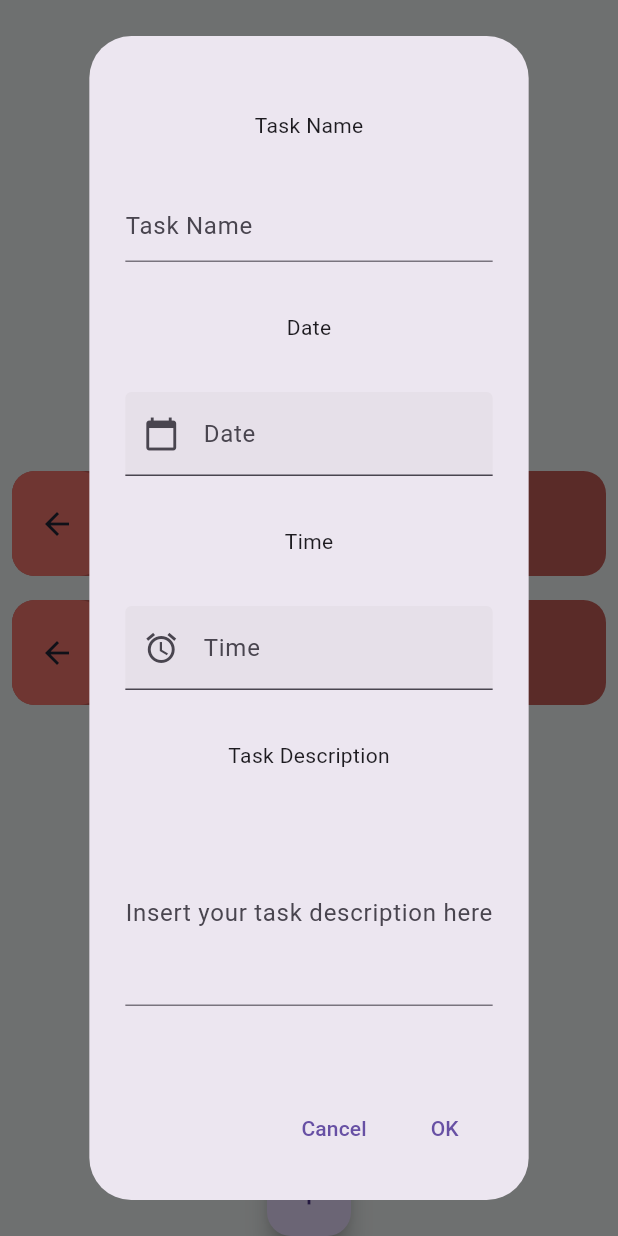
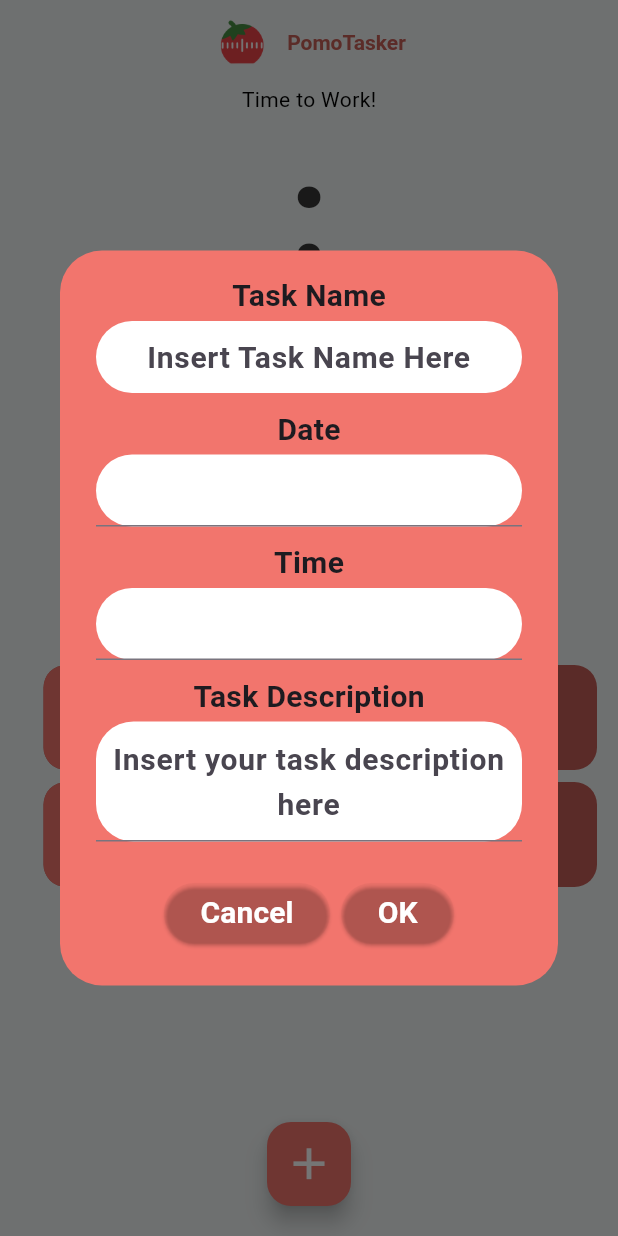
Before and after one commit to nigelhaim/PomoTasker, a Flutter app: the screen it shows after launch, after a tap on the "add" icon, on a phone screen of 412 x 824 dp. Run offline on Flutter 3.47's test engine with Material 3 defaults, Android fonts, the phone set to English and light mode, and no system bars; drawn by our look-alikes of flutter_slidable; our stand-ins replace google_fonts, hive_flutter; missing offline and left inert: custom_timer; accounts and stored records are empty; Roboto replaces fonts that are missing (Ubuntu, UbuntuMono).

Commit message:
complete front & back end

```diff
--- a/pomotasker/lib/GetStarted.dart
+++ b/pomotasker/lib/GetStarted.dart
@@ -1,4 +1,5 @@
 import 'package:flutter/material.dart';
+import 'package:google_fonts/google_fonts.dart';
 
 
 class GetStarted extends StatelessWidget {
@@ -41,24 +42,26 @@ class GetStarted extends StatelessWidget {
                       "Welcome to PomoTasker",
                       textAlign: TextAlign.start,
                       overflow: TextOverflow.clip,
-                      style: TextStyle(
+                      style: GoogleFonts.ubuntuMono(
                         fontWeight: FontWeight.w600,
                         fontStyle: FontStyle.normal,
                         fontSize: 18,
-                        color: Color(0xff000000),
+                        color: Color(0xff000000), // Adjust the color as needed
                       ),
                     ),
+
                     Text(
                       "Your Ultimate Productivity Companion!",
                       textAlign: TextAlign.start,
                       overflow: TextOverflow.clip,
-                      style: TextStyle(
+                      style: GoogleFonts.ubuntuMono(
                         fontWeight: FontWeight.w400,
                         fontStyle: FontStyle.italic,
                         fontSize: 9,
-                        color: Color(0xff000000),
+                        color: Color(0xff000000), // Adjust the color as needed
                       ),
                     ),
+
                   ],
                 ),
               ),
@@ -97,11 +100,11 @@ class GetStarted extends StatelessWidget {
                         "Boost your productivity with our sleek Pomodoro timer! Customize your work sessions to fit your unique workflow. Whether you prefer shorter bursts of focus or longer deep work sessions, PomoTasker adapts to your needs.",
                         textAlign: TextAlign.justify,
                         overflow: TextOverflow.clip,
-                        style: TextStyle(
+                        style: GoogleFonts.montserrat(
                           fontWeight: FontWeight.w400,
                           fontStyle: FontStyle.normal,
                           fontSize: 12,
-                          color: Color(0xff000000),
+                          color: Color(0xff000000), // Adjust the color as needed
                         ),
                       ),
                     ),
@@ -118,11 +121,11 @@ class GetStarted extends StatelessWidget {
                         "Effortlessly manage your tasks with our intuitive to-do list feature. Add, and organize your tasks seamlessly. PomoTasker helps you stay on top of your priorities.",
                         textAlign: TextAlign.justify,
                         overflow: TextOverflow.clip,
-                        style: TextStyle(
+                        style: GoogleFonts.montserrat(
                           fontWeight: FontWeight.w400,
                           fontStyle: FontStyle.normal,
                           fontSize: 12,
-                          color: Color(0xff000000),
+                          color: Color(0xff000000), // Adjust the color as needed
                         ),
                       ),
                     ),
--- a/pomotasker/lib/SplashScreen.dart
+++ b/pomotasker/lib/SplashScreen.dart
@@ -1,4 +1,5 @@
 import 'package:flutter/material.dart';
+import 'package:google_fonts/google_fonts.dart';
 
 class SplashScreen extends StatelessWidget {
   @override
@@ -31,11 +32,11 @@ class SplashScreen extends StatelessWidget {
                 "PomoTasker",
                 textAlign: TextAlign.center,
                 overflow: TextOverflow.clip,
-                style: TextStyle(
+                style: GoogleFonts.ubuntuMono(
                   fontWeight: FontWeight.w800,
                   fontStyle: FontStyle.normal,
                   fontSize: 30,
-                  color: Color(0xffca615a),
+                  color: Color(0xffca615a), // Adjust the color as needed
                 ),
               ),
             ),
--- a/pomotasker/lib/pomodoroscreen.dart
+++ b/pomotasker/lib/pomodoroscreen.dart
@@ -13,6 +13,7 @@ import 'package:hive_flutter/hive_flutter.dart';
 import '/data/database.dart';
 
 import 'package:pomotasker/util/task_Button.dart';
+import 'package:google_fonts/google_fonts.dart';
 
 
 
@@ -228,22 +229,23 @@ class _MyTimerState extends State<PomoTasker>
     db.updateDataBase();
   }
 
-
-
   @override
   Widget build(BuildContext context) {
     return MaterialApp(
       debugShowCheckedModeBanner: false,
       home: Scaffold(
-        backgroundColor: Color(0xfff0f4f4),
-        body: Column(
+        backgroundColor: Color(0xFFF0F4F4),
+        appBar: AppBar(
+          elevation: 0,
+          backgroundColor: Color(0xFFF0F4F4),
+          title: Column(
             mainAxisAlignment: MainAxisAlignment.start,
             crossAxisAlignment: CrossAxisAlignment.center,
             mainAxisSize: MainAxisSize.max,
             children: <Widget>[
               // Logo & app name
               Padding(
-                padding: EdgeInsets.fromLTRB(0, 35, 0, 0),
+                padding: EdgeInsets.fromLTRB(0, 0, 0, 0),
                 child: Row(
                   mainAxisAlignment: MainAxisAlignment.center,
                   crossAxisAlignment: CrossAxisAlignment.center,
@@ -263,19 +265,26 @@ class _MyTimerState extends State<PomoTasker>
                         "PomoTasker",
                         textAlign: TextAlign.start,
                         overflow: TextOverflow.clip,
-                        style: TextStyle(
+                        style: GoogleFonts.ubuntuMono(
                           fontWeight: FontWeight.w700,
                           fontStyle: FontStyle.normal,
                           fontSize: 14,
-                          color: Color(0xffc65f58),
+                          color: Color(0xFFC65F58),
                         ),
                       ),
                     ),
                   ],
                 ),
               ),
+            ],
+          ),
+        ),
 
-
+        body: Column(
+          mainAxisAlignment: MainAxisAlignment.start,
+          crossAxisAlignment: CrossAxisAlignment.center,
+          mainAxisSize: MainAxisSize.max,
+          children: [
             // Timer portion
             Expanded(
               flex: 1,
@@ -291,13 +300,15 @@ class _MyTimerState extends State<PomoTasker>
                   ),
                 ],
               ),
-
             ),
 
-            // ListView for rendering tasks
+            // Centered ListView for rendering tasks
             Expanded(
               flex: 2,
-
+              child: Align(
+                alignment: Alignment.center,
+                child: Padding(
+                  padding: EdgeInsets.fromLTRB(25, 10, 10, 10),
                   child: ListView.builder(
                     shrinkWrap: true,
                     itemCount: db.toDoList.length,
@@ -311,20 +322,29 @@ class _MyTimerState extends State<PomoTasker>
                     },
                   ),
                 ),
+              ),
+            ),
+
             // Button that generates the dialogue box
-            FloatingActionButton(
+            Padding(
+              padding: EdgeInsets.fromLTRB(0, 0, 0, 20),
+              child: FloatingActionButton(
                 onPressed: createNewTask,
-              child: Icon(Icons.add),
+                backgroundColor: Color(0xFFF2756D), // Set color to F2756D
+                child: Icon(
+                  Icons.add,
+                  size: 35, // Increase size by 2
+                  color: Colors.white, // Set color to white
                 ),
+              ),
+            ),
+
           ],
         ),
       ),
     );
   }
 }
-
-
-
 
 class timerButtons extends StatelessWidget {
   TextEditingController _workMinutes = TextEditingController();
@@ -342,8 +362,6 @@ class _MyTimerState extends State<PomoTasker>
   TimerData tb = TimerData();
   timerButtons({super.key});
   @override
-
-  //Edit Timer Modal
   Widget build(BuildContext context) {
     return FilledButton(
       style: TextButton.styleFrom(
@@ -354,12 +372,13 @@ class _MyTimerState extends State<PomoTasker>
         context: context,
         builder: (BuildContext context) => AlertDialog(
           actionsAlignment: MainAxisAlignment.center,
-          backgroundColor: Colors.redAccent,
+          backgroundColor: Color.fromRGBO(242, 117, 109, 1.0),
           title: const Center(
               child: Text(
                 'Edit Timer',
-            style: TextStyle(fontWeight: FontWeight.bold),
-          )),
+                style: TextStyle(fontWeight: FontWeight.w900),
+              )
+          ),
           content: Column(
             mainAxisSize: MainAxisSize.min,
             crossAxisAlignment: CrossAxisAlignment.center,
@@ -371,7 +390,9 @@ class _MyTimerState extends State<PomoTasker>
                   fontSize: 24,
                 ),
               ),
-              Container(
+              Padding(
+                padding: EdgeInsets.fromLTRB(0, 0, 0, 10),
+                child: Container(
                   decoration: BoxDecoration(
                     borderRadius: BorderRadius.circular(25),
                     color: Colors.white,
@@ -413,6 +434,7 @@ class _MyTimerState extends State<PomoTasker>
                     ],
                   ),
                 ),
+              ),
               const Text(
                 "Short Break",
                 style: TextStyle(
@@ -420,7 +442,10 @@ class _MyTimerState extends State<PomoTasker>
                   fontSize: 24,
                 ),
               ),
-              Container(
+
+              Padding(
+                padding: EdgeInsets.fromLTRB(0, 0, 0, 10),
+                child: Container(
                   decoration: BoxDecoration(
                     borderRadius: BorderRadius.circular(25),
                     color: Colors.white,
@@ -462,6 +487,9 @@ class _MyTimerState extends State<PomoTasker>
                     ],
                   ),
                 ),
+              ),
+
+
               const Text(
                 "Long Break",
                 style: TextStyle(
@@ -469,6 +497,7 @@ class _MyTimerState extends State<PomoTasker>
                   fontSize: 24,
                 ),
               ),
+
               Container(
                 decoration: BoxDecoration(
                   borderRadius: BorderRadius.circular(25),
@@ -515,6 +544,7 @@ class _MyTimerState extends State<PomoTasker>
               ),
             ],
           ),
+
           actions: <Widget>[
             ElevatedButton(
               style: ElevatedButton.styleFrom(
@@ -555,10 +585,22 @@ class _MyTimerState extends State<PomoTasker>
           ],
         ),
       ),
-      child: const Text('Edit Timer'),
+      child: const Text(
+        'Edit Timer',
+        style: TextStyle(
+          fontWeight: FontWeight.bold,
+          fontFamily: 'UbuntuMono',
+          fontSize: 16, // Set the font size
+          color: Color(0xFF363636),
+        ),
+      ),
+
     );
   }
 }
+
+
+
 
 /**
  * This handles the working and break times of the timer
@@ -621,9 +663,24 @@ Column BuildCustomTimer(CustomTimerController _controller) {
         builder: (state, remaining) {
           return Column(
             children: [
-              Text(timerType),
-              Text("${remaining.minutes}:${remaining.seconds}",
-                  style: const TextStyle(fontSize: 90)),
+            Text(
+            timerType,
+            style: GoogleFonts.ubuntu(
+              fontSize: 14,
+              fontWeight: FontWeight.normal,
+              color: Colors.black,
+              ),
+            ),
+              Text(
+                "${remaining.minutes}:${remaining.seconds}",
+                style: GoogleFonts.ubuntuMono(
+                  fontWeight: FontWeight.w700,
+                  fontStyle: FontStyle.normal,
+                  fontSize: 95,
+                  color: Color(0xFF363636),  // Change the color as needed
+                ),
+              ),
+
             ],
           );
         },
@@ -779,7 +836,14 @@ Expanded createButton(String button, CustomTimerController _controller) {
           timerButtons();
         }
       },
-      child: Text(button),
+      child: Text(
+        button,
+        style: GoogleFonts.ubuntu(
+          fontWeight: FontWeight.bold,
+          fontSize: 14,
+          color: Color(0xFF363636),
+        ),
+      ),
     ),
   );
 }
--- a/pomotasker/lib/util/dialog_box.dart
+++ b/pomotasker/lib/util/dialog_box.dart
@@ -16,7 +16,6 @@ class DialogBox extends StatelessWidget {
   final desc_controller;
   final VoidCallback onSave;
   final VoidCallback onCancel;
-
   DialogBox({
     Key? key,
     required this.title_controller,
@@ -30,69 +29,169 @@ class DialogBox extends StatelessWidget {
   @override
   Widget build(BuildContext context) {
     return AlertDialog(
-      content: Container(
-        child: Column(
+      scrollable: true,
+      actionsAlignment: MainAxisAlignment.center,
+      backgroundColor: Color.fromRGBO(242, 117, 109, 1.0),
+      content: Column(
         mainAxisAlignment: MainAxisAlignment.spaceEvenly,
         children: [
           // Title TextField
-            Text("Task Name"),
-            TextField(
+          Text(
+            "Task Name",
+            style: TextStyle(
+              fontSize: 20,
+              fontWeight: FontWeight.bold,
+            ),
+          ),
+          Padding(
+            padding: EdgeInsets.fromLTRB(0, 2, 0, 10),
+            child: Container(
+              decoration: BoxDecoration(
+                borderRadius: BorderRadius.circular(25),
+                color: Colors.white,
+              ),
+              child: TextField(
+                textAlign: TextAlign.center,
+                style: TextStyle(
+                  fontSize: 20,
+                  fontWeight: FontWeight.bold,
+                ),
                 controller: title_controller,
                 decoration: InputDecoration(
-                hintText: "Task Name",
+                  border: InputBorder.none,
+                  hintText: "Insert Task Name Here",
                 ),
               ),
-
+            ),
+          ),
           // Date TextField
-            Text("Date"),
-            TextField(
+          Text(
+            "Date",
+            style: TextStyle(
+              fontSize: 20,
+              fontWeight: FontWeight.bold,
+            ),
+          ),
+          Padding(
+            padding: EdgeInsets.fromLTRB(0, 2, 0, 10),
+            child: Container(
+              decoration: BoxDecoration(
+                borderRadius: BorderRadius.circular(25),
+                color: Colors.white,
+              ),
+              child: TextField(
                 controller: date_controller,
+                textAlign: TextAlign.center,
+                style: TextStyle(
+                  fontSize: 20,
+                  fontWeight: FontWeight.bold,
+                ),
                 decoration: InputDecoration(
-                labelText: 'Date',
-                filled: true,
-                prefixIcon: Icon(Icons.calendar_today),
+                  filled: false,
                 ),
                 readOnly: true,
                 onTap: () {
                   _selectDate(context);
                 },
               ),
+            ),
+          ),
 
           // Time TextField
-            Text("Time"),
-            TextField(
+          Text(
+            "Time",
+            style: TextStyle(
+              fontSize: 20,
+              fontWeight: FontWeight.bold,
+            ),
+          ),
+          Padding(
+            padding: EdgeInsets.fromLTRB(0, 2, 0, 10),
+            child: Container(
+              decoration: BoxDecoration(
+                borderRadius: BorderRadius.circular(25),
+                color: Colors.white,
+              ),
+              child: TextField(
                 controller: time_controller,
+                textAlign: TextAlign.center,
+                style: TextStyle(
+                  fontSize: 20,
+                  fontWeight: FontWeight.bold,
+                ),
                 decoration: InputDecoration(
-                labelText: 'Time',
-                filled: true,
-                prefixIcon: Icon(Icons.alarm),
+                  filled: false,
                 ),
                 readOnly: true,
                 onTap: () {
                   _selectTime(context);
                 },
               ),
-
+            ),
+          ),
           // Description TextField
-            Text("Task Description"),
-            TextField(
+          Text(
+            "Task Description",
+            style: TextStyle(
+              fontSize: 20,
+              fontWeight: FontWeight.bold,
+            ),
+          ),
+          Padding(
+            padding: EdgeInsets.fromLTRB(0, 2, 0, 0),
+            child: Container(
+              decoration: BoxDecoration(
+                borderRadius: BorderRadius.circular(25),
+                color: Colors.white,
+              ),
+              child: TextField(
+                keyboardType: TextInputType.multiline,
+                maxLines: null,
+                textAlign: TextAlign.center,
+                style: TextStyle(
+                  fontSize: 20,
+                  fontWeight: FontWeight.bold,
+                ),
                 controller: desc_controller,
                 decoration: InputDecoration(
-                contentPadding: EdgeInsets.symmetric(vertical: 50),
+                  contentPadding: EdgeInsets.all(10),
                   hintText: "Insert your task description here",
+                ),
+              ),
             ),
           ),
         ],
       ),
+      actions: <Widget>[
+        ElevatedButton(
+          style: ElevatedButton.styleFrom(
+            backgroundColor: Color.fromARGB(0, 22, 71, 62),
+            disabledBackgroundColor: Colors.white,
           ),
-      actions: <Widget>[
-        TextButton(
           onPressed: onCancel,
-          child: const Text('Cancel'),
+          child: const Text(
+            'Cancel',
+            style: TextStyle(
+              color: Colors.white,
+              fontSize: 20,
+              fontWeight: FontWeight.bold,
             ),
-        TextButton(
+          ),
+        ),
+        ElevatedButton(
+          style: ElevatedButton.styleFrom(
+            backgroundColor: Color.fromARGB(0, 22, 71, 62),
+            disabledBackgroundColor: Colors.white,
+          ),
           onPressed: onSave,
-          child: const Text('OK'),
+          child: const Text(
+            'OK',
+            style: TextStyle(
+              color: Colors.white,
+              fontSize: 20,
+              fontWeight: FontWeight.bold,
+            ),
+          ),
         ),
       ],
     );
--- a/pomotasker/lib/util/todo_tile.dart
+++ b/pomotasker/lib/util/todo_tile.dart
@@ -1,5 +1,6 @@
 import 'package:flutter/material.dart';
 import 'package:flutter_slidable/flutter_slidable.dart';
+import 'package:google_fonts/google_fonts.dart';
 
 /**
  * This is handles the tile of the to-do list in the main screen
@@ -22,10 +23,11 @@ class ToDoTile extends StatelessWidget {
     required this.taskCompleteFunction,
   });
 
+
   @override
   Widget build(BuildContext context) {
     return Padding(
-        padding: const EdgeInsets.all(8.0),
+        padding: const EdgeInsets.all(4),
         //This handles the slidable part of the program
         child: Slidable(
           endActionPane: ActionPane(
@@ -38,17 +40,7 @@ class ToDoTile extends StatelessWidget {
               )
             ],
           ),
-          child: /*Container(
-            padding: EdgeInsets.all(27),
-            child: Row(children: [
-              Text(taskName),
-            ]),
-            decoration: BoxDecoration(
-                color: Colors.redAccent,
-                borderRadius: BorderRadius.circular(12)),
-          ), */
-
-
+          child:
           //container for task
           Container(
             margin: EdgeInsets.symmetric(vertical: 0, horizontal: 0),
@@ -95,11 +87,10 @@ class ToDoTile extends StatelessWidget {
                           child: Text(taskName,
                             textAlign: TextAlign.center,
                             overflow: TextOverflow.clip,
-                            style: TextStyle(
+                            style: GoogleFonts.ubuntuMono(
                               fontWeight: FontWeight.w800,
-                              fontStyle: FontStyle.normal,
-                              fontSize: 20,
-                              color: Color(0xffffffff),
+                              fontSize: 22,
+                              color: Color(0xffffffff), // Set the color to white
                             ),
                           ),
                         ),
--- a/pomotasker/pubspec.yaml
+++ b/pomotasker/pubspec.yaml
@@ -63,9 +63,8 @@ flutter:
   uses-material-design: true
 
   # To add assets to your application, add an assets section, like this:
-  # assets:
-  #   - images/a_dot_burr.jpeg
-  #   - images/a_dot_ham.jpeg
+  assets:
+    - assets/
 
   # An image asset can refer to one or more resolution-specific "variants", see
   # https://flutter.dev/assets-and-images/#resolution-aware
```
Also changed, not shown: 5 other files. Lines whose indentation alone changed are shown as unchanged.
